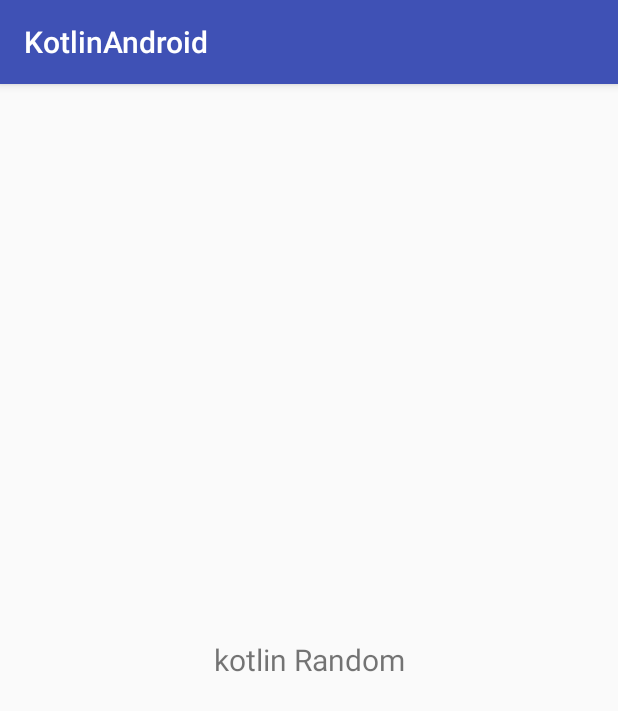
After one commit to LABELNET/KotlinExample, an Android app: the PluginActivity screen opened directly, with no data from a screen before it, on a phone screen of 412 x 824 dp. The commit adds this screen. Shown: the top 711 px of the screen. Run offline under Robolectric (Android 15) with nearby library versions, the phone set to English and light mode, and no system bars.

Commit message:
write activity intent

```diff
--- a/android/app/src/main/AndroidManifest.xml
+++ b/android/app/src/main/AndroidManifest.xml
@@ -16,6 +16,8 @@
                 <category android:name="android.intent.category.LAUNCHER" />
             </intent-filter>
         </activity>
+
+        <activity android:name=".PluginActivity" />
     </application>
 
 </manifest>
--- a/android/app/src/main/java/cn/labelnet/kotlin/kotlinandroid/MainActivity.kt
+++ b/android/app/src/main/java/cn/labelnet/kotlin/kotlinandroid/MainActivity.kt
@@ -1,10 +1,12 @@
 package cn.labelnet.kotlin.kotlinandroid
 
+import android.content.Intent
+import android.os.Bundle
 import android.support.v7.app.AppCompatActivity
-import android.os.Bundle
 import android.view.View
 import android.widget.TextView
 import android.widget.Toast
+
 
 class MainActivity : AppCompatActivity() {
 
@@ -32,6 +34,14 @@ class MainActivity : AppCompatActivity() {
     }
 
     /**
+     * 进入插件测试界面
+     */
+    fun moveIntoPluginPage(view: View) {
+        val intentFlag = Intent(this, PluginActivity::class.java)
+        startActivity(intentFlag)
+    }
+
+    /**
      * upd value
      */
     fun setTvValue() {
--- /dev/null
+++ b/android/app/src/main/java/cn/labelnet/kotlin/kotlinandroid/PluginActivity.kt
@@ -0,0 +1,17 @@
+package cn.labelnet.kotlin.kotlinandroid
+
+import android.os.Bundle
+import android.support.v7.app.AppCompatActivity
+
+/**
+ * Created by yuan on 05/07/2017.
+ *  kotlin 拓展 , 不使用 findViewById
+ */
+class PluginActivity : AppCompatActivity() {
+
+    override fun onCreate(savedInstanceState: Bundle?) {
+        super.onCreate(savedInstanceState)
+        setContentView(R.layout.activity_plugin);
+    }
+
+}
--- a/android/app/src/main/res/layout/activity_main.xml
+++ b/android/app/src/main/res/layout/activity_main.xml
@@ -11,6 +11,8 @@
         android:fontFamily="sans-serif-smallcaps"
         android:text="@string/hello_kotlin"
         android:textSize="30sp"
+        android:clickable="true"
+        android:onClick="moveIntoPluginPage"
         android:textStyle="bold|italic" />
 
 
--- /dev/null
+++ b/android/app/src/main/res/layout/activity_plugin.xml
@@ -0,0 +1,15 @@
+<?xml version="1.0" encoding="utf-8"?>
+<LinearLayout xmlns:android="http://schemas.android.com/apk/res/android"
+    android:layout_width="match_parent"
+    android:layout_height="match_parent"
+    android:orientation="vertical">
+
+    <TextView
+        android:id="@+id/tvRandom"
+        android:layout_width="match_parent"
+        android:layout_height="match_parent"
+        android:gravity="center"
+        android:text="kotlin Random"
+        android:textSize="20sp" />
+
+</LinearLayout>
```
